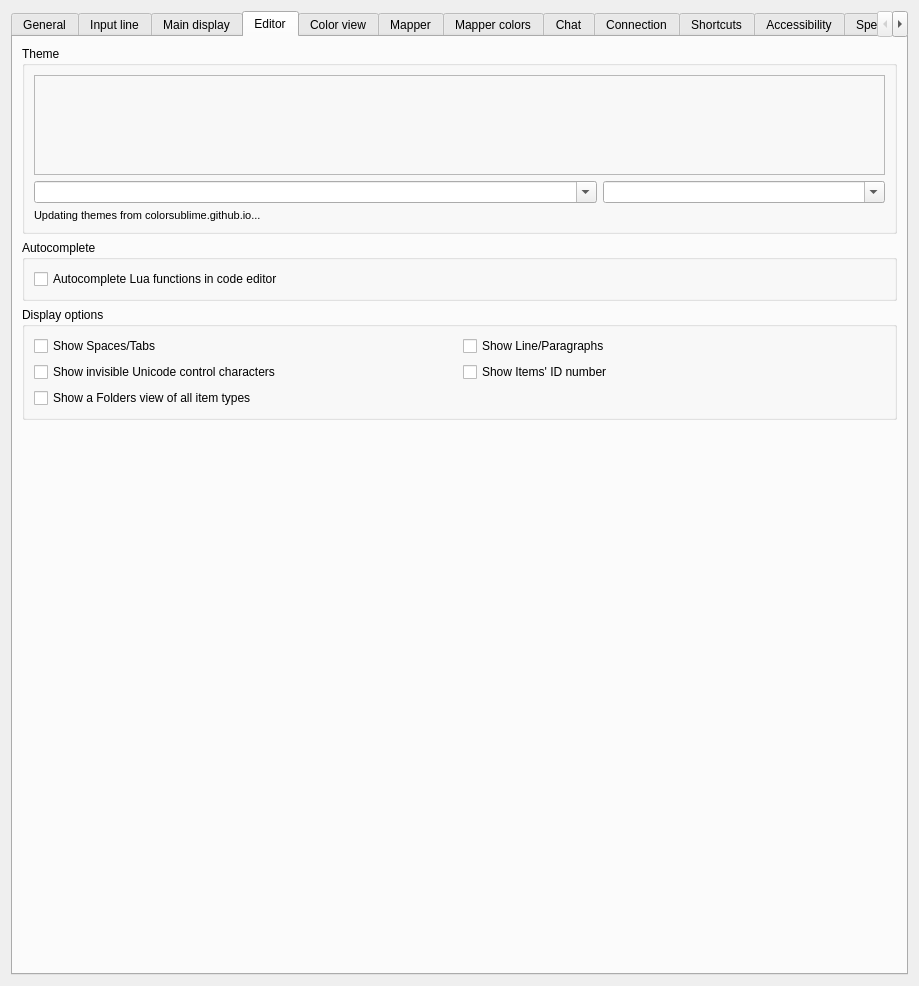
This is src/ui/profile_preferences.ui in Mudlet/Mudlet as Qt 5 draws it before an edit. The edited form follows.
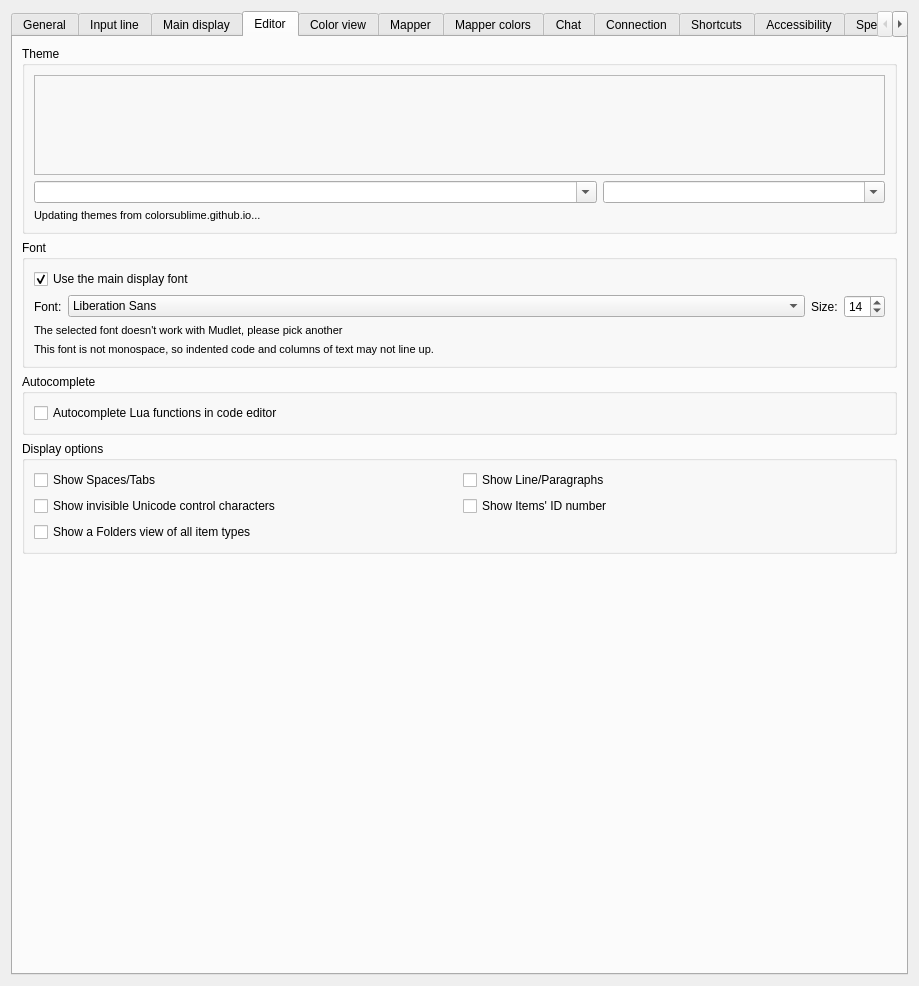
This is the edited form. The open tabs and pages were chosen to show the change. Icons and pictures are not drawn. Custom widgets are drawn as their Qt base class.

Commit message: Add: A font and size of its own for the script editor (#12043)

The edit to the form file:
```diff
--- a/src/ui/profile_preferences.ui
+++ b/src/ui/profile_preferences.ui
@@ -1752,6 +1752,116 @@
          </layout>
         </widget>
        </item>
+       <item>
+        <widget class="QGroupBox" name="groupBox_editorFont">
+         <property name="title">
+          <string extracomment="Card title on the Editor settings page, above the font the script editor's code is written in">Font</string>
+         </property>
+         <layout class="QGridLayout" name="gridLayout_groupBox_editorFont" columnstretch="0,1,0,0">
+          <item row="0" column="0" colspan="4">
+           <widget class="QCheckBox" name="checkBox_editorFontFollowsDisplay">
+            <property name="toolTip">
+             <string extracomment="Tooltip of the Editor settings page option that writes the script editor's code in the font set for the game's text">&lt;p&gt;Shows code and the error messages under it in the font and size set for the game's text on the Main display page. Untick it to give the script editor a font and size of its own.&lt;/p&gt;</string>
+            </property>
+            <property name="accessibleDescription">
+             <string extracomment="Accessibility-friendly description of the Editor settings page option that writes the script editor's code in the font set for the game's text">Shows code and the error messages under it in the font and size set for the game's text on the Main display page. Untick it to give the script editor a font and size of its own.</string>
+            </property>
+            <property name="text">
+             <string extracomment="Option on the Editor settings page: when ticked, the script editor's code is written in the font and size of the game's text, set on the Main display page">Use the main display font</string>
+            </property>
+            <property name="checked">
+             <bool>true</bool>
+            </property>
+           </widget>
+          </item>
+          <item row="1" column="0">
+           <widget class="QLabel" name="label_editorFont">
+            <property name="text">
+             <string>Font:</string>
+            </property>
+            <property name="buddy">
+             <cstring>fontComboBox_editorFont</cstring>
+            </property>
+           </widget>
+          </item>
+          <item row="1" column="1">
+           <widget class="QFontComboBox" name="fontComboBox_editorFont">
+            <property name="sizePolicy">
+             <sizepolicy hsizetype="Preferred" vsizetype="Fixed">
+              <horstretch>1</horstretch>
+              <verstretch>0</verstretch>
+             </sizepolicy>
+            </property>
+            <property name="editable">
+             <bool>false</bool>
+            </property>
+            <property name="maxVisibleItems">
+             <number>20</number>
+            </property>
+           </widget>
+          </item>
+          <item row="1" column="2">
+           <widget class="QLabel" name="label_editorFontSize">
+            <property name="text">
+             <string>Size:</string>
+            </property>
+            <property name="buddy">
+             <cstring>spinBox_editorFontSize</cstring>
+            </property>
+           </widget>
+          </item>
+          <item row="1" column="3">
+           <widget class="QSpinBox" name="spinBox_editorFontSize">
+            <property name="sizePolicy">
+             <sizepolicy hsizetype="Preferred" vsizetype="Preferred">
+              <horstretch>0</horstretch>
+              <verstretch>0</verstretch>
+             </sizepolicy>
+            </property>
+            <property name="minimum">
+             <number>1</number>
+            </property>
+            <property name="maximum">
+             <number>99</number>
+            </property>
+            <property name="value">
+             <number>14</number>
+            </property>
+           </widget>
+          </item>
+          <item row="2" column="0" colspan="4">
+           <widget class="QLabel" name="label_editorFontInvalid">
+            <property name="font">
+             <font>
+              <pointsize>8</pointsize>
+             </font>
+            </property>
+            <property name="text">
+             <string>The selected font doesn't work with Mudlet, please pick another</string>
+            </property>
+            <property name="wordWrap">
+             <bool>true</bool>
+            </property>
+           </widget>
+          </item>
+          <item row="3" column="0" colspan="4">
+           <widget class="QLabel" name="label_editorFontVariableWidth">
+            <property name="font">
+             <font>
+              <pointsize>8</pointsize>
+             </font>
+            </property>
+            <property name="text">
+             <string extracomment="Warning under the script editor's font picker on the Editor settings page, shown when the chosen font's letters are not all the same width">This font is not monospace, so indented code and columns of text may not line up.</string>
+            </property>
+            <property name="wordWrap">
+             <bool>true</bool>
+            </property>
+           </widget>
+          </item>
+         </layout>
+        </widget>
+       </item>
        <item>
         <widget class="QGroupBox" name="groupBox_autoComplete">
          <property name="title">
```
Left out of the diff: 3 changed lines with no effect on the pictures. The commit also changes 18 other files.
